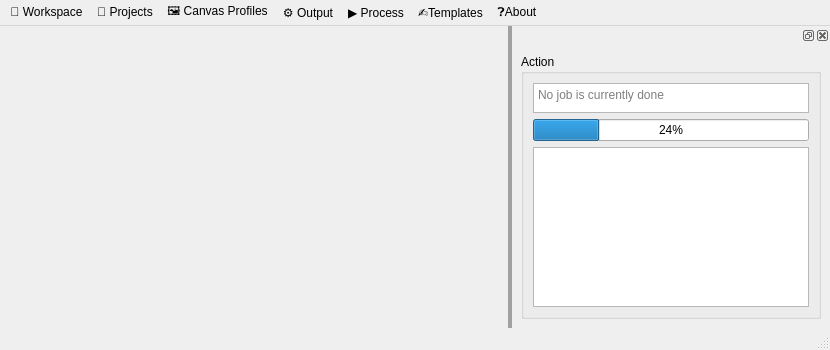
Qt form mainwindow.ui (ShadobaDev/Platemaker-qt) before a commit.
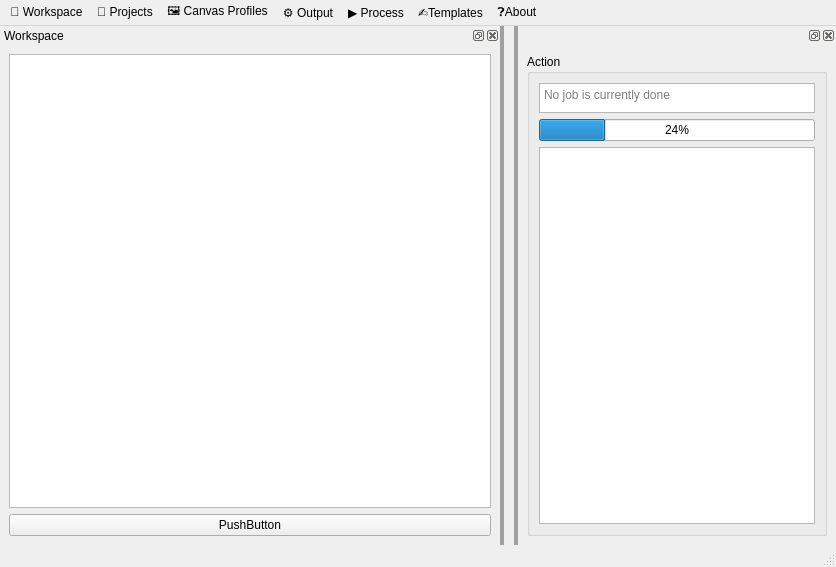
The same form after that commit.

Commit message: feat(workspace): enhance workspace management with new project features and UI adjustments

```diff
--- a/mainwindow.ui
+++ b/mainwindow.ui
@@ -6,8 +6,8 @@
    <rect>
     <x>0</x>
     <y>0</y>
-    <width>830</width>
-    <height>350</height>
+    <width>836</width>
+    <height>553</height>
    </rect>
   </property>
   <property name="sizePolicy">
@@ -80,7 +80,7 @@
     <rect>
      <x>0</x>
      <y>0</y>
-     <width>830</width>
+     <width>836</width>
      <height>17</height>
     </rect>
    </property>
@@ -222,6 +222,44 @@
     </layout>
    </widget>
   </widget>
+  <widget class="QDockWidget" name="dockWidgetWorkspace">
+   <property name="windowTitle">
+    <string>Workspace</string>
+   </property>
+   <attribute name="dockWidgetArea">
+    <number>1</number>
+   </attribute>
+   <widget class="QWidget" name="dockWidgetContents">
+    <property name="sizePolicy">
+     <sizepolicy hsizetype="Expanding" vsizetype="Expanding">
+      <horstretch>0</horstretch>
+      <verstretch>0</verstretch>
+     </sizepolicy>
+    </property>
+    <property name="minimumSize">
+     <size>
+      <width>500</width>
+      <height>500</height>
+     </size>
+    </property>
+    <layout class="QVBoxLayout" name="verticalLayout_4">
+     <item>
+      <layout class="QVBoxLayout" name="verticalLayout_3">
+       <item>
+        <widget class="QListWidget" name="listWidgetProjects"/>
+       </item>
+       <item>
+        <widget class="QPushButton" name="pushButtonNewProject">
+         <property name="text">
+          <string>PushButton</string>
+         </property>
+        </widget>
+       </item>
+      </layout>
+     </item>
+    </layout>
+   </widget>
+  </widget>
   <action name="actionOpen_worksapce">
    <property name="text">
     <string>Open workspace (Ctrl+O)</string>
```
Left out of the diff: 7 changed lines with no effect on the pictures. The commit also changes 2 other files.
